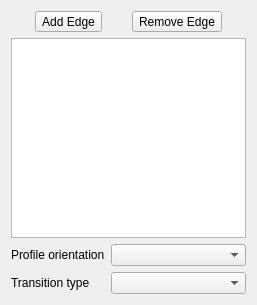
Old version of the form src/Mod/PartDesign/Gui/TaskPipeParameters.ui in the repository berndhahnebach/All_FreeCAD.
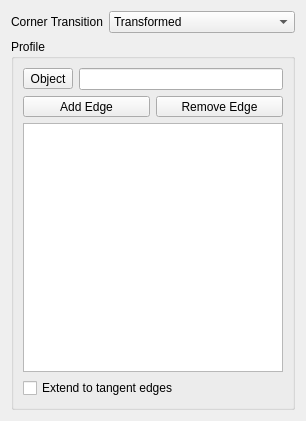
New version of the form.

Commit message: add options for pipe tool

```diff
--- a/src/Mod/PartDesign/Gui/TaskPipeParameters.ui
+++ b/src/Mod/PartDesign/Gui/TaskPipeParameters.ui
@@ -6,28 +6,108 @@
    <rect>
     <x>0</x>
     <y>0</y>
-    <width>257</width>
-    <height>305</height>
+    <width>306</width>
+    <height>421</height>
    </rect>
   </property>
   <property name="windowTitle">
    <string>Form</string>
   </property>
+  <layout class="QVBoxLayout" name="verticalLayout_2">
+   <item>
+    <layout class="QFormLayout" name="formLayout">
+     <property name="fieldGrowthPolicy">
+      <enum>QFormLayout::ExpandingFieldsGrow</enum>
+     </property>
+     <item row="0" column="0">
+      <widget class="QLabel" name="label_2">
+       <property name="text">
+        <string>Corner Transition</string>
+       </property>
+      </widget>
+     </item>
+     <item row="0" column="1">
+      <widget class="QComboBox" name="comboBoxTransition">
+       <property name="sizePolicy">
+        <sizepolicy hsizetype="Expanding" vsizetype="Fixed">
+         <horstretch>0</horstretch>
+         <verstretch>0</verstretch>
+        </sizepolicy>
+       </property>
+       <item>
+        <property name="text">
+         <string>Transformed</string>
+        </property>
+       </item>
+       <item>
+        <property name="text">
+         <string>Right Corner</string>
+        </property>
+       </item>
+       <item>
+        <property name="text">
+         <string>Round Corner</string>
+        </property>
+       </item>
+      </widget>
+     </item>
+    </layout>
+   </item>
+   <item>
+    <widget class="QGroupBox" name="groupBox">
+     <property name="title">
+      <string>Profile</string>
+     </property>
   <layout class="QVBoxLayout" name="verticalLayout">
    <item>
     <layout class="QHBoxLayout" name="horizontalLayout">
      <item>
+         <widget class="QToolButton" name="buttonProfileBase">
+          <property name="text">
+           <string>Object</string>
+          </property>
+          <property name="checkable">
+           <bool>true</bool>
+          </property>
+         </widget>
+        </item>
+        <item>
+         <widget class="QLineEdit" name="profileBaseEdit"/>
+        </item>
+       </layout>
+      </item>
+      <item>
+       <layout class="QHBoxLayout" name="horizontalLayout_4">
+        <item>
       <widget class="QToolButton" name="buttonRefAdd">
+          <property name="enabled">
+           <bool>true</bool>
+          </property>
+          <property name="sizePolicy">
+           <sizepolicy hsizetype="Expanding" vsizetype="Fixed">
+            <horstretch>0</horstretch>
+            <verstretch>0</verstretch>
+           </sizepolicy>
+          </property>
        <property name="text">
         <string>Add Edge</string>
        </property>
        <property name="checkable">
         <bool>true</bool>
        </property>
+          <property name="checked">
+           <bool>false</bool>
+          </property>
       </widget>
      </item>
      <item>
       <widget class="QToolButton" name="buttonRefRemove">
+          <property name="sizePolicy">
+           <sizepolicy hsizetype="Expanding" vsizetype="Fixed">
+            <horstretch>0</horstretch>
+            <verstretch>0</verstretch>
+           </sizepolicy>
+          </property>
        <property name="text">
         <string>Remove Edge</string>
        </property>
@@ -42,28 +122,14 @@
     <widget class="QListWidget" name="listWidgetReferences"/>
    </item>
    <item>
-    <layout class="QFormLayout" name="formLayout">
-     <item row="0" column="0">
-      <widget class="QLabel" name="label">
+       <widget class="QCheckBox" name="tangent">
        <property name="text">
-        <string>Profile orientation</string>
+         <string>Extend to tangent edges</string>
        </property>
       </widget>
      </item>
-     <item row="0" column="1">
-      <widget class="QComboBox" name="comboBox"/>
-     </item>
-     <item row="1" column="0">
-      <widget class="QLabel" name="label_2">
-       <property name="text">
-        <string>Transition type</string>
-       </property>
-      </widget>
-     </item>
-     <item row="1" column="1">
-      <widget class="QComboBox" name="comboBox_2"/>
-     </item>
-    </layout>
+     </layout>
+    </widget>
    </item>
   </layout>
  </widget>
```
Lines whose indentation alone changed are shown as unchanged. The commit also changes 11 other files.
